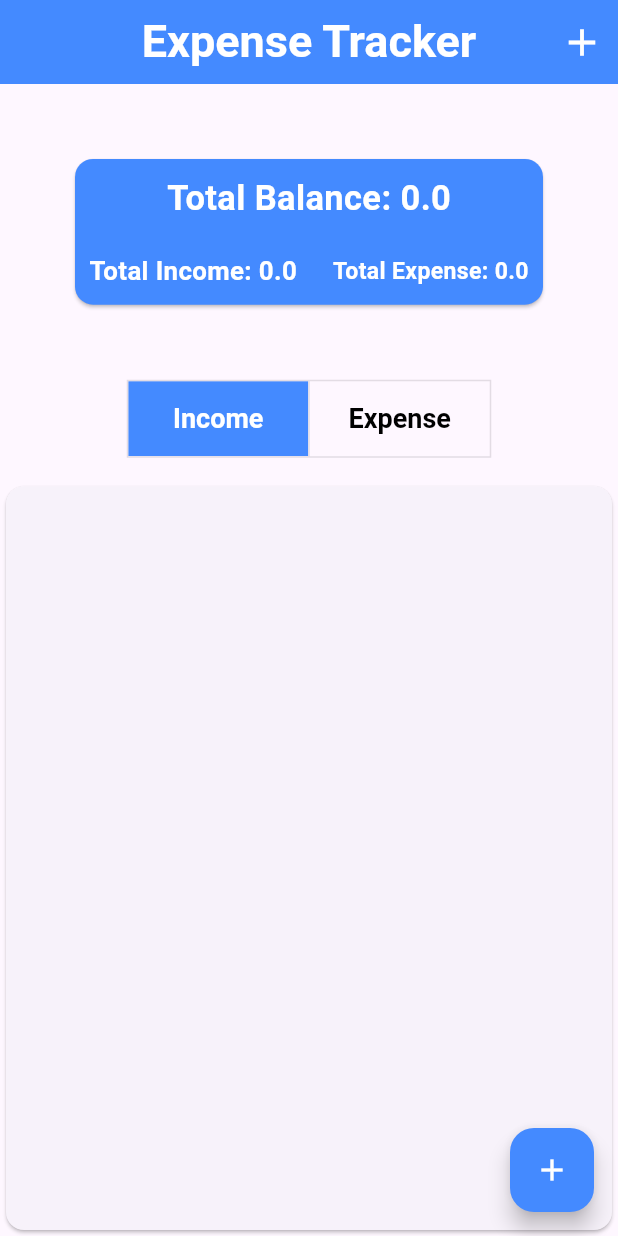
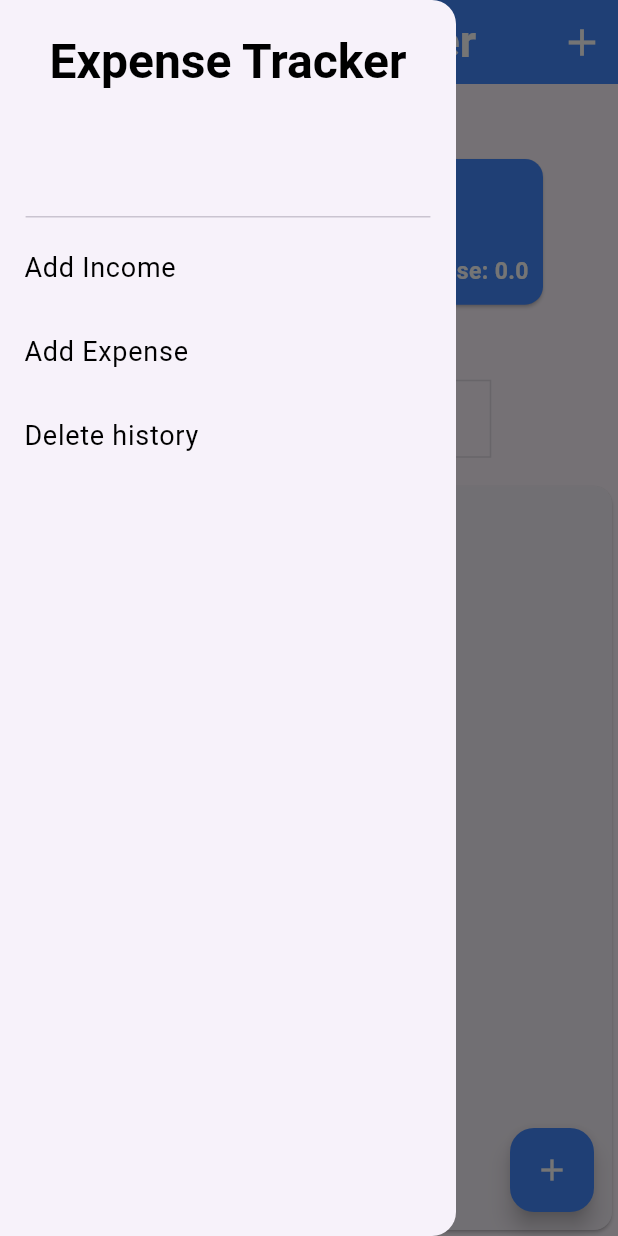
Before and after one commit to Shourav221/expense-tracker, a Flutter app: the screen it shows after launch, with the side drawer open (before the commit the screen has no drawer), on a phone screen of 412 x 824 dp. Run offline on Flutter 3.47's test engine with Material 3 defaults, Android fonts, the phone set to English and light mode, and no system bars.

```diff
--- a/lib/ExpenseTracker.dart
+++ b/lib/ExpenseTracker.dart
@@ -14,6 +14,7 @@ class ExpenseTracker extends StatefulWidget {
 }
 
 class _ExpenseTrackerState extends State<ExpenseTracker> {
+  //Expense Text field controller
   TextEditingController titleController = TextEditingController();
   TextEditingController amountController = TextEditingController();
 
@@ -21,6 +22,7 @@ class _ExpenseTrackerState extends State<ExpenseTracker> {
   TextEditingController incomeController = TextEditingController();
   TextEditingController incomeAmountController = TextEditingController();
 
+  // List for expense categories
   final List<String> categories = [
     'Food',
     'Transport',
@@ -42,7 +44,6 @@ class _ExpenseTrackerState extends State<ExpenseTracker> {
   DateTime _expenseTime = DateTime.now();
   DateTime _incomeTime = DateTime.now();
 
-
   // add Expense function
   void _addExpense(
     String title,
@@ -59,7 +60,6 @@ class _ExpenseTrackerState extends State<ExpenseTracker> {
     });
   }
 
-
   // Add Expense bottom Sheet
   void _showForm(BuildContext context) {
     String selectCategory = '';
@@ -71,6 +71,12 @@ class _ExpenseTrackerState extends State<ExpenseTracker> {
           child: Column(
             mainAxisSize: MainAxisSize.min,
             children: [
+              Text(
+                'Add your Expense',
+                style: Theme.of(
+                  context,
+                ).textTheme.bodyLarge?.copyWith(fontWeight: FontWeight.bold),
+              ),
               TextField(
                 controller: titleController,
                 decoration: InputDecoration(hintText: 'title'),
@@ -243,9 +249,125 @@ class _ExpenseTrackerState extends State<ExpenseTracker> {
     );
   }
 
+  // Show alert dialog
+
+  void _showAlertDialog(BuildContext context) {
+    showDialog(
+      context: context,
+      builder:
+          (context) => AlertDialog(
+            backgroundColor: Colors.grey.shade50,
+            alignment: Alignment.center,
+
+            title: Row(
+              mainAxisSize: MainAxisSize.min,
+              mainAxisAlignment: MainAxisAlignment.center,
+              children: [
+                Icon(Icons.warning, color: Colors.red),
+                SizedBox(width: 5),
+                Text(
+                  'Warning',
+                  style: Theme.of(
+                    context,
+                  ).textTheme.bodyLarge?.copyWith(fontWeight: FontWeight.bold),
+                ),
+              ],
+            ),
+
+            content: Text(
+              'If you delete all previous history, press "Confirm" otherwise press "Cancel"',
+              style: Theme.of(context).textTheme.bodyLarge,
+            ),
+
+            actions: [
+              ElevatedButton(
+                onPressed: () {
+                  _deleteHistory();
+                  Navigator.pop(context);
+                },
+                child: Text('Confirm'),
+                style: Theme.of(context).elevatedButtonTheme.style?.copyWith(
+                  backgroundColor: MaterialStateProperty.all<Color>(Colors.red),
+                ),
+              ),
+
+              SizedBox(width: 15),
+
+              ElevatedButton(
+                onPressed: () {
+                  Navigator.pop(context);
+                },
+                child: Text('Cancel'),
+                style: Theme.of(context).elevatedButtonTheme.style?.copyWith(
+                  backgroundColor: MaterialStateProperty.all(Colors.green),
+                ),
+              ),
+            ],
+          ),
+    );
+  }
+
+  // Delete function
+  void _deleteHistory() {
+    setState(() {
+      _expense.clear();
+      _income.clear();
+      totalIncome = 0;
+      totalExpense = 0;
+      totalBalance = 0;
+    });
+  }
+
   @override
   Widget build(BuildContext context) {
     return Scaffold(
+      //Drawer button Section start
+      drawer: Drawer(
+        child: Column(
+          children: [
+            SizedBox(
+              height: 150,
+              child: DrawerHeader(
+                margin: EdgeInsets.all(5),
+                child: Text(
+                  'Expense Tracker',
+                  style: Theme.of(context).textTheme.headlineLarge,
+                ),
+              ),
+            ),
+
+            ListTile(
+              leading: Text(
+                'Add Income',
+                style: Theme.of(context).textTheme.bodyLarge,
+              ),
+              onTap: () {
+                _showIncomeForm(context);
+              },
+            ),
+
+            ListTile(
+              leading: Text(
+                'Add Expense',
+                style: Theme.of(context).textTheme.bodyLarge,
+              ),
+              onTap: () {
+                _showForm(context);
+              },
+            ),
+
+            ListTile(
+              leading: Text(
+                'Delete history',
+                style: Theme.of(context).textTheme.bodyLarge,
+              ),
+              onTap: () {
+                _showAlertDialog(context);
+              },
+            ),
+          ],
+        ),
+      ),
       appBar: AppBar(
         backgroundColor: Colors.blueAccent,
         centerTitle: true,
--- a/lib/main.dart
+++ b/lib/main.dart
@@ -2,7 +2,7 @@ import 'package:flutter/material.dart';
 
 import 'ExpenseTracker.dart';
 
-void main()=> runApp(MyApp());
+void main() => runApp(MyApp());
 
 class MyApp extends StatelessWidget {
   const MyApp({super.key});
@@ -11,6 +11,33 @@ class MyApp extends StatelessWidget {
   Widget build(BuildContext context) {
     return MaterialApp(
       debugShowCheckedModeBanner: false,
+      theme: ThemeData(
+        appBarTheme: AppBarTheme(iconTheme: IconThemeData(color: Colors.white)),
+        textTheme: TextTheme(
+          headlineLarge: TextStyle(
+            color: Colors.black,
+            fontSize: 32,
+            fontWeight: FontWeight.bold,
+          ),
+
+          bodyLarge: TextStyle(
+            fontSize: 18,
+            fontWeight: FontWeight.w400,
+            color: Colors.black,
+          ),
+        ),
+        elevatedButtonTheme: ElevatedButtonThemeData(
+          style: ElevatedButton.styleFrom(
+            backgroundColor: Colors.blueAccent,
+            foregroundColor: Colors.white,
+            textStyle: TextStyle(fontWeight: FontWeight.bold, fontSize: 18),
+            shape: RoundedRectangleBorder(
+              borderRadius: BorderRadius.circular(10),
+            ),
+            padding: EdgeInsets.all(10),
+          ),
+        ),
+      ),
       title: 'Expense Tracker',
 
       home: ExpenseTracker(),
```
